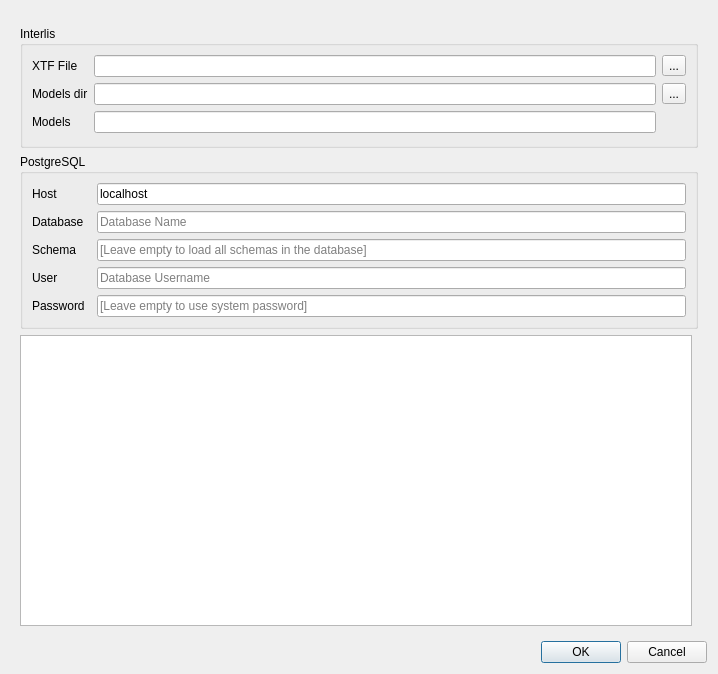
Before: the Qt Designer form projectgenerator/ui/export.ui in opengisch/QgisModelBaker, drawn with Qt 5.
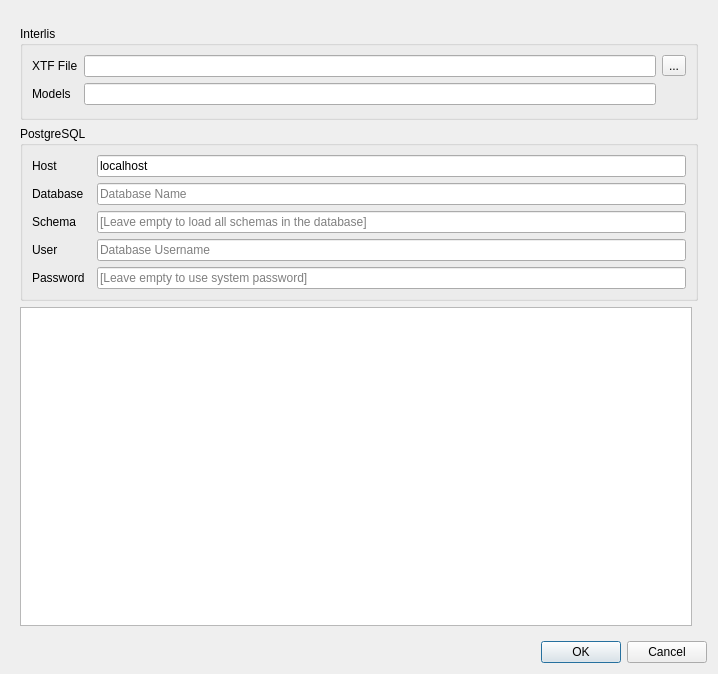
After: the same form once the commit is applied.

Commit message: Export to xtf

Patch:
```diff
--- a/projectgenerator/ui/export.ui
+++ b/projectgenerator/ui/export.ui
@@ -121,14 +121,17 @@
           <string>Interlis</string>
          </property>
          <layout class="QGridLayout" name="gridLayout_5">
-          <item row="2" column="0">
+          <item row="0" column="2" colspan="2">
+           <widget class="QLineEdit" name="xtf_file_line_edit"/>
+          </item>
+          <item row="1" column="0">
            <widget class="QLabel" name="label_8">
             <property name="text">
              <string>Models</string>
             </property>
            </widget>
           </item>
-          <item row="3" column="2">
+          <item row="2" column="2">
            <spacer name="horizontalSpacer">
             <property name="orientation">
              <enum>Qt::Horizontal</enum>
@@ -141,19 +144,8 @@
             </property>
            </spacer>
           </item>
-          <item row="1" column="0">
-           <widget class="QLabel" name="label_7">
-            <property name="text">
-             <string>Models dir</string>
-            </property>
-           </widget>
-          </item>
-          <item row="0" column="4">
-           <widget class="QToolButton" name="xtf_file_browse_button">
-            <property name="text">
-             <string>...</string>
-            </property>
-           </widget>
+          <item row="1" column="2" colspan="2">
+           <widget class="QLineEdit" name="ili_model_line_edit"/>
           </item>
           <item row="0" column="0">
            <widget class="QLabel" name="label">
@@ -162,22 +154,13 @@
             </property>
            </widget>
           </item>
-          <item row="0" column="2" colspan="2">
-           <widget class="QLineEdit" name="xtf_file_line_edit"/>
-          </item>
-          <item row="2" column="2" colspan="2">
-           <widget class="QLineEdit" name="ili_model_line_edit"/>
-          </item>
-          <item row="1" column="4">
-           <widget class="QToolButton" name="folder_browse_button">
+          <item row="0" column="4">
+           <widget class="QToolButton" name="xtf_file_browse_button">
             <property name="text">
              <string>...</string>
             </property>
            </widget>
           </item>
-          <item row="1" column="2" colspan="2">
-           <widget class="QLineEdit" name="ili_folder_line_edit"/>
-          </item>
          </layout>
         </widget>
        </item>
```
Left out of the diff: 14 changed lines with no effect on the pictures. The commit also changes 9 other files.
